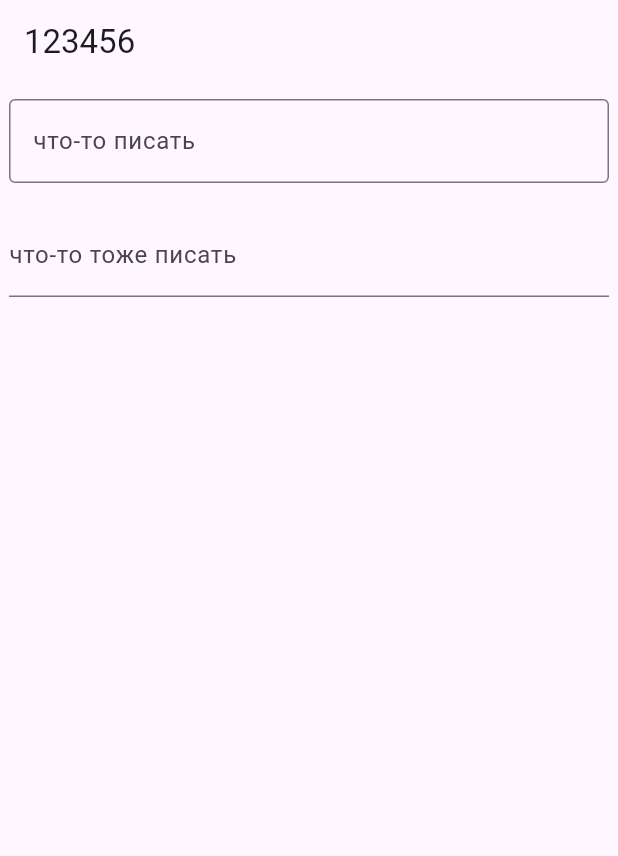
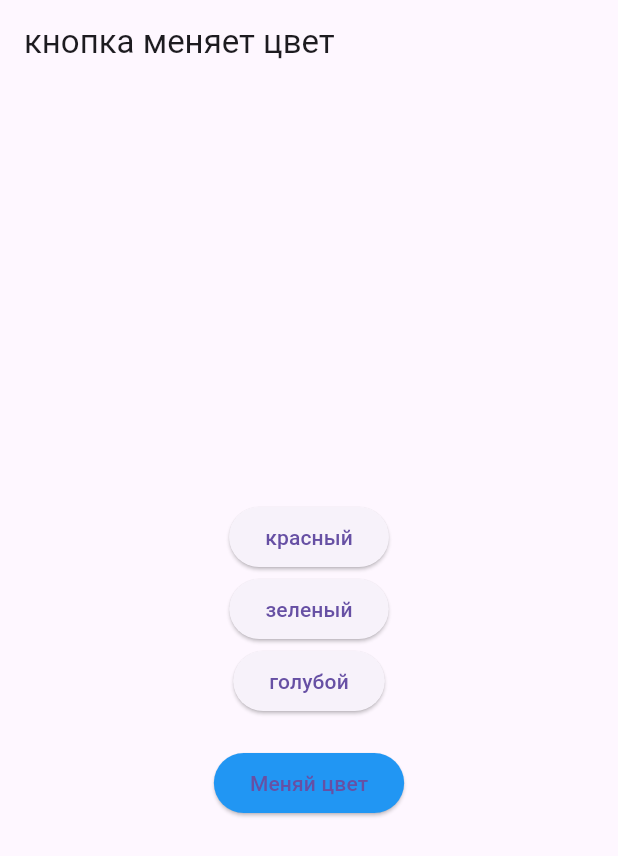
Before and after one commit to zxcoil228/123, a Flutter app: the screen it shows after launch, on a phone screen of 412 x 824 dp. Shown: the top 856 px of the screen. Run offline on Flutter 3.47's test engine with Material 3 defaults, Android fonts, the phone set to English and light mode, and no system bars.

Commit message:
untitled1

```diff
--- a/lib/main.dart
+++ b/lib/main.dart
@@ -1,52 +1,76 @@
 import 'package:flutter/material.dart';
 
-void main() => runApp(const MyApp());
+void main() {
+  runApp(MyApp());
+}
 
 class MyApp extends StatelessWidget {
-  const MyApp();
+  @override
+  Widget build(BuildContext context) {
+    return MaterialApp(
+      home: MyHomePage(),
+    );
+  }
+}
+
+class MyHomePage extends StatefulWidget {
+  @override
+  _MyHomePageState createState() => _MyHomePageState();
+}
+
+class _MyHomePageState extends State<MyHomePage> {
+  Color _buttonColor = Colors.blue;
+
+  void _changeColor(Color color) {
+    setState(() {
+      _buttonColor = color;
+    });
+  }
 
   @override
   Widget build(BuildContext context) {
-    const appTitle = '123456';
-    return MaterialApp(
-      title: appTitle,
-      home: Scaffold(
-        appBar: AppBar(
-          title: const Text(appTitle),
+    return Scaffold(
+      appBar: AppBar(
+        title: Text('кнопка меняет цвет'),
+      ),
+      body: Center(
+        child: Column(
+          mainAxisAlignment: MainAxisAlignment.center,
+          children: <Widget>[
+            ElevatedButton(
+              onPressed: () {
+                _changeColor(Colors.red);
+              },
+              child: Text('красный'),
+            ),
+            ElevatedButton(
+              onPressed: () {
+                _changeColor(Colors.green);
+              },
+              child: Text('зеленый'),
+            ),
+            ElevatedButton(
+              onPressed: () {
+                _changeColor(Colors.blue);
+              },
+              child: Text('голубой'),
+            ),
+            SizedBox(height: 20),
+            ElevatedButton(
+              style: ButtonStyle(
+                backgroundColor: MaterialStateProperty.resolveWith<Color>(
+                      (Set<MaterialState> states) {
+                    if (states.contains(MaterialState.pressed)) return Colors.black;
+                    return _buttonColor;
+                  },
+                ),
+              ),
+              onPressed: () {},
+              child: Text('Меняй цвет'),
+            ),
+          ],
         ),
-        body:  MyCustomForm(),
       ),
     );
   }
 }
-
-class MyCustomForm extends StatelessWidget {
-  const MyCustomForm();
-
-  @override
-  Widget build(BuildContext context) {
-    return Column(
-      crossAxisAlignment: CrossAxisAlignment.start,
-      children: [
-        Padding(
-          padding: EdgeInsets.symmetric(horizontal: 6, vertical: 10),
-          child: TextField(
-            decoration: InputDecoration(
-              border: OutlineInputBorder(),
-              hintText: 'что-то писать',
-            ),
-          ),
-        ),
-        Padding(
-          padding: const EdgeInsets.symmetric(horizontal: 6, vertical: 10),
-          child: TextFormField(
-            decoration: const InputDecoration(
-              border: UnderlineInputBorder(),
-              labelText: 'что-то тоже писать',
-            ),
-          ),
-        ),
-      ],
-    );
-  }
-}
```
